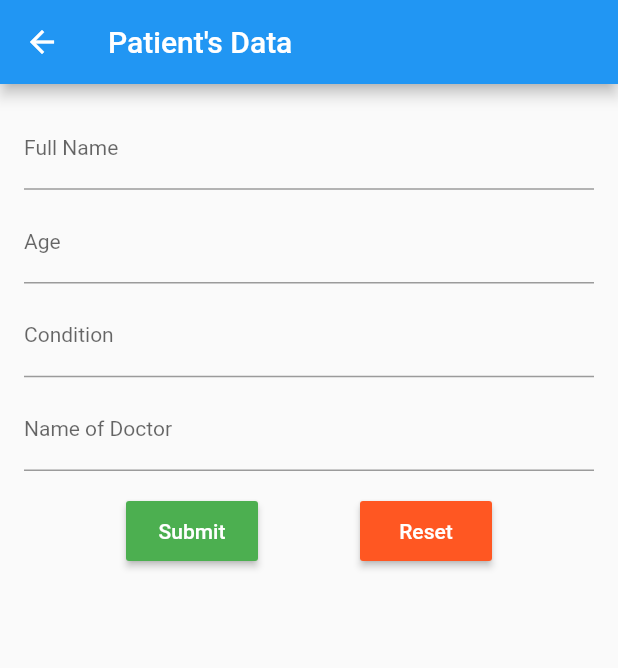
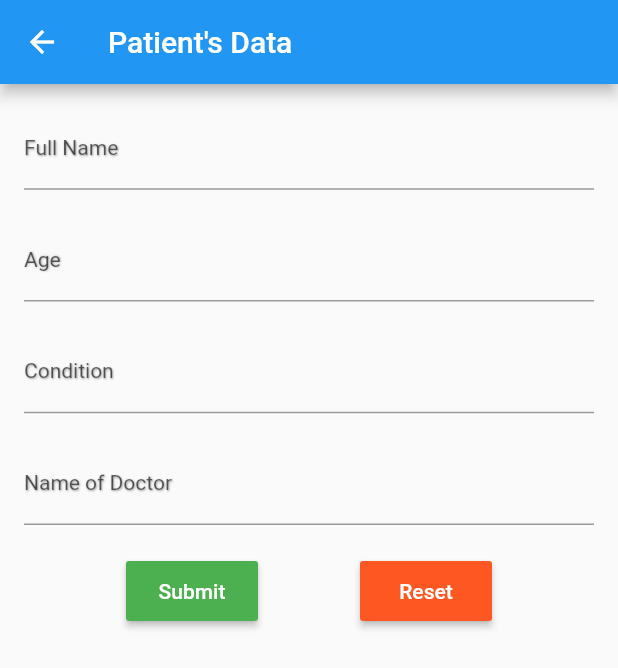
Before and after one commit to mohitsoni-dev/medicine_reminder, a Flutter app: the PatientAddForm screen opened directly, on a phone screen of 412 x 824 dp. Shown: the top 668 px of the screen. Run offline on Flutter 3.47's test engine with Material 2 defaults, Android fonts, the light colour scheme and no system bars; drawn by our look-alikes of flutter_form_builder; our stand-ins replace sqflite; accounts and stored records are empty.

Commit message:
added shadows in labelText and spacing between labels

```diff
--- a/lib/PatientAddForm.dart
+++ b/lib/PatientAddForm.dart
@@ -2,6 +2,7 @@ import 'package:flutter/material.dart';
 import 'package:flutter_form_builder/flutter_form_builder.dart';
 import 'package:meds_reminder/database/database.dart';
 import 'package:meds_reminder/database/models/Patient.dart';
+import 'package:path/path.dart';
 
 class PatientAddForm extends StatefulWidget {
   @override
@@ -44,35 +45,79 @@ class _PatientAddFormState extends State<PatientAddForm> {
                     style: Theme.of(context).textTheme.bodyText2,
                     validator: FormBuilderValidators.compose(
                         [FormBuilderValidators.required(context)]),
-                    decoration: InputDecoration(labelText: "Full Name"),
+                    decoration: InputDecoration(
+                      labelText: "Full Name",
+                      labelStyle: TextStyle(
+                        shadows: <Shadow>[
+                          Shadow(
+                            offset: Offset(0.5, 0.5),
+                            blurRadius: 1.0,
+                            color: Colors.grey.shade500,
+                          ),
+                        ],
+                      ),
+                    ),
                   ),
-                  SizedBox(height: 8.0),
+                  SizedBox(height: 20.0),
                   FormBuilderTextField(
                     name: "age",
                     style: Theme.of(context).textTheme.bodyText2,
-                    decoration: InputDecoration(labelText: "Age"),
+                    decoration: InputDecoration(
+                      labelText: "Age",
+                      labelStyle: TextStyle(
+                        shadows: <Shadow>[
+                          Shadow(
+                            offset: Offset(0.5, 0.5),
+                            blurRadius: 1.0,
+                            color: Colors.grey.shade500,
+                          ),
+                        ],
+                      ),
+                    ),
                     keyboardType: TextInputType.number,
                     validator: FormBuilderValidators.compose([
                       FormBuilderValidators.numeric(context),
                       FormBuilderValidators.max(context, 110),
                     ]),
                   ),
-                  SizedBox(height: 8.0),
+                  SizedBox(height: 20.0),
                   FormBuilderTextField(
                     name: 'condition',
                     style: Theme.of(context).textTheme.bodyText2,
-                    decoration: InputDecoration(labelText: "Condition"),
+                    decoration: InputDecoration(
+                      labelText: "Condition",
+                      labelStyle: TextStyle(
+                        shadows: <Shadow>[
+                          Shadow(
+                            offset: Offset(0.5, 0.5),
+                            blurRadius: 1.0,
+                            color: Colors.grey.shade500,
+                          ),
+                        ],
+                      ),
+                    ),
                   ),
-                  SizedBox(height: 8.0),
+                  SizedBox(height: 20.0),
                   FormBuilderTextField(
                     name: 'doctor',
                     style: Theme.of(context).textTheme.bodyText2,
-                    decoration: InputDecoration(labelText: "Name of Doctor"),
+                    decoration: InputDecoration(
+                      labelText: "Name of Doctor",
+                      labelStyle: TextStyle(
+                        shadows: <Shadow>[
+                          Shadow(
+                            offset: Offset(0.5, 0.5),
+                            blurRadius: 1.0,
+                            color: Colors.grey.shade500,
+                          ),
+                        ],
+                      ),
+                    ),
                   ),
                 ],
               ),
             ),
-            SizedBox(height: 16.0),
+            SizedBox(height: 20.0),
             Row(
               mainAxisSize: MainAxisSize.max,
               mainAxisAlignment: MainAxisAlignment.spaceEvenly,
```
